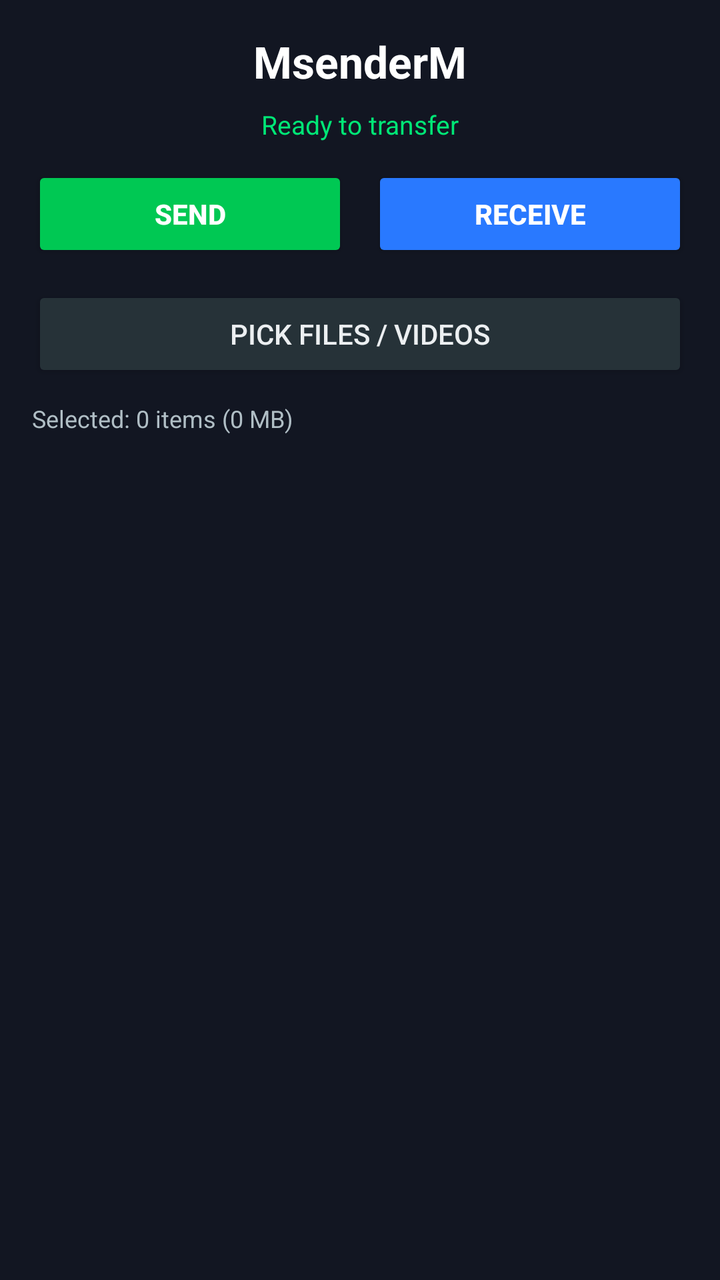
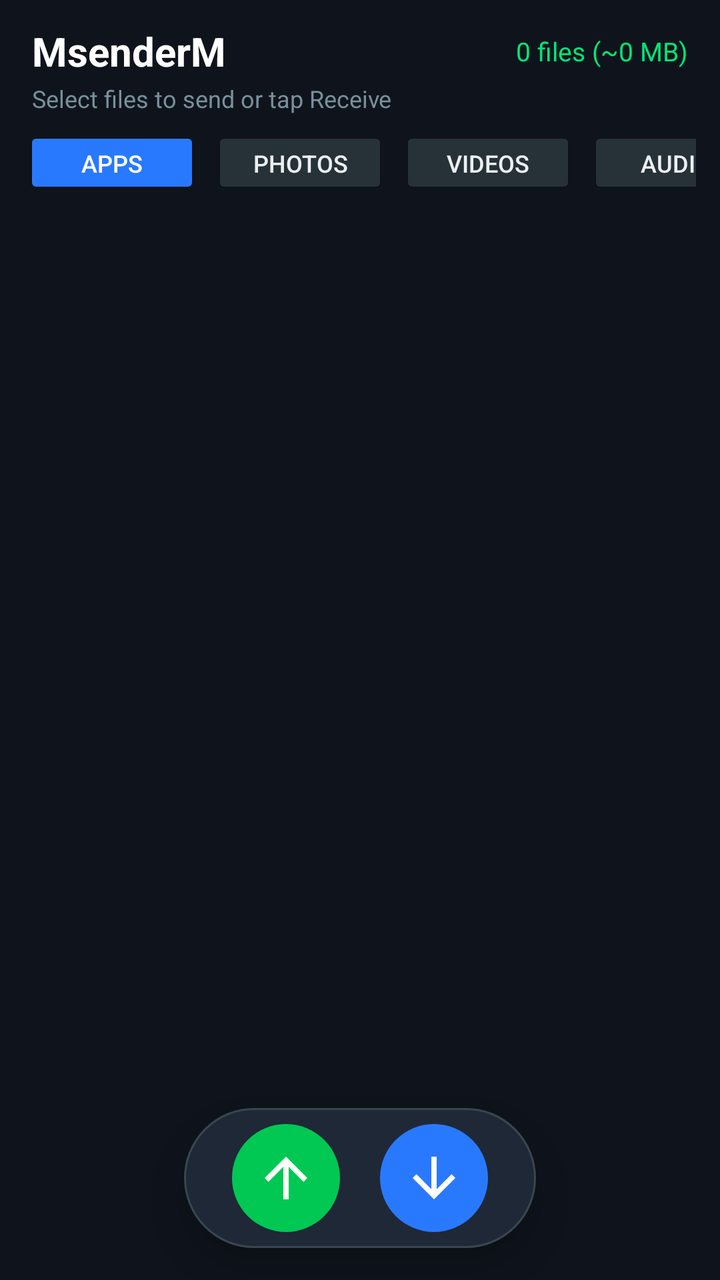

Before-and-after screenshots of an Android layout around one commit, followed by the original layout XML and the change that was made.
<!-- AndroidManifest.xml: application theme Theme.AppCompat.Light.NoActionBar -->
<!-- res/layout/activity_main.xml -->
<?xml version="1.0" encoding="utf-8"?>
<LinearLayout xmlns:android="http://schemas.android.com/apk/res/android"
    android:layout_width="match_parent"
    android:layout_height="match_parent"
    android:orientation="vertical"
    android:background="#121622"
    android:padding="16dp">

    <TextView
        android:id="@+id/tvAppTitle"
        android:layout_width="wrap_content"
        android:layout_height="wrap_content"
        android:text="MsenderM"
        android:textColor="#FFFFFF"
        android:textSize="22sp"
        android:textStyle="bold"
        android:layout_gravity="center"
        android:layout_marginBottom="8dp" />

    <TextView
        android:id="@+id/tvStatus"
        android:layout_width="match_parent"
        android:layout_height="wrap_content"
        android:text="Ready to transfer"
        android:textColor="#00E676"
        android:textSize="13sp"
        android:gravity="center"
        android:layout_marginBottom="12dp" />

    <LinearLayout
        android:layout_width="match_parent"
        android:layout_height="wrap_content"
        android:orientation="horizontal"
        android:weightSum="2"
        android:layout_marginBottom="12dp">

        <Button
            android:id="@+id/btnSend"
            android:layout_width="0dp"
            android:layout_height="wrap_content"
            android:layout_weight="1"
            android:text="SEND"
            android:textStyle="bold"
            android:backgroundTint="#00C853"
            android:textColor="#FFFFFF"
            android:layout_marginEnd="6dp" />

        <Button
            android:id="@+id/btnReceive"
            android:layout_width="0dp"
            android:layout_height="wrap_content"
            android:layout_weight="1"
            android:text="RECEIVE"
            android:textStyle="bold"
            android:backgroundTint="#2979FF"
            android:textColor="#FFFFFF"
            android:layout_marginStart="6dp" />
    </LinearLayout>

    <Button
        android:id="@+id/btnPickCustomFile"
        android:layout_width="match_parent"
        android:layout_height="wrap_content"
        android:text="PICK FILES / VIDEOS"
        android:backgroundTint="#263238"
        android:textColor="#ECEFF1"
        android:layout_marginBottom="10dp" />

    
    <LinearLayout
        android:id="@+id/progressContainer"
        android:layout_width="match_parent"
        android:layout_height="wrap_content"
        android:orientation="vertical"
        android:background="#1C2333"
        android:padding="12dp"
        android:visibility="gone"
        android:layout_marginBottom="10dp">

        <TextView
            android:id="@+id/tvCurrentTransferFile"
            android:layout_width="match_parent"
            android:layout_height="wrap_content"
            android:text="Sending file..."
            android:textColor="#FFFFFF"
            android:textSize="14sp"
            android:singleLine="true" />

        <ProgressBar
            android:id="@+id/transferProgressBar"
            style="@android:style/Widget.ProgressBar.Horizontal"
            android:layout_width="match_parent"
            android:layout_height="8dp"
            android:layout_marginTop="8dp"
            android:layout_marginBottom="8dp" />

        <LinearLayout
            android:layout_width="match_parent"
            android:layout_height="wrap_content"
            android:orientation="horizontal">

            <TextView
                android:id="@+id/tvTransferSpeed"
                android:layout_width="0dp"
                android:layout_height="wrap_content"
                android:layout_weight="1"
                android:text="0.0 MB/s"
                android:textColor="#90CAF9"
                android:textSize="12sp" />

            <TextView
                android:id="@+id/tvTransferPercent"
                android:layout_width="wrap_content"
                android:layout_height="wrap_content"
                android:text="0%"
                android:textColor="#90CAF9"
                android:textSize="12sp" />
        </LinearLayout>
    </LinearLayout>

    
    <LinearLayout
        android:id="@+id/qrContainer"
        android:layout_width="match_parent"
        android:layout_height="wrap_content"
        android:orientation="vertical"
        android:gravity="center"
        android:background="#1C2333"
        android:padding="12dp"
        android:visibility="gone"
        android:layout_marginBottom="10dp">

        <TextView
            android:id="@+id/tvQrTitle"
            android:layout_width="wrap_content"
            android:layout_height="wrap_content"
            android:text="Receiver: Scan QR to Connect"
            android:textColor="#FFFFFF"
            android:textSize="13sp"
            android:layout_marginBottom="8dp" />

        <ImageView
            android:id="@+id/ivQrCode"
            android:layout_width="200dp"
            android:layout_height="200dp"
            android:background="#FFFFFF"
            android:padding="8dp" />
    </LinearLayout>

    <TextView
        android:id="@+id/tvSelectedCount"
        android:layout_width="match_parent"
        android:layout_height="wrap_content"
        android:text="Selected: 0 items (0 MB)"
        android:textColor="#B0BEC5"
        android:textSize="12sp"
        android:layout_marginBottom="6dp" />

    <ListView
        android:id="@+id/lvApps"
        android:layout_width="match_parent"
        android:layout_height="0dp"
        android:layout_weight="1"
        android:choiceMode="multipleChoice"
        android:divider="#263238"
        android:dividerHeight="1dp" />

</LinearLayout>
<!-- resources referenced by this layout -->
<resources>

</resources>

<!-- the commit's change to res/layout/activity_main.xml (unified diff, before → after) -->
@@ -1,109 +1,159 @@
 <?xml version="1.0" encoding="utf-8"?>
-<LinearLayout xmlns:android="http://schemas.android.com/apk/res/android"
+<RelativeLayout xmlns:android="http://schemas.android.com/apk/res/android"
+    xmlns:app="http://schemas.android.com/apk/res-auto"
     android:layout_width="match_parent"
     android:layout_height="match_parent"
-    android:orientation="vertical"
-    android:background="#121622"
-    android:padding="16dp">
-
-    <TextView
-        android:id="@+id/tvAppTitle"
-        android:layout_width="wrap_content"
-        android:layout_height="wrap_content"
-        android:text="MsenderM"
-        android:textColor="#FFFFFF"
-        android:textSize="22sp"
-        android:textStyle="bold"
-        android:layout_gravity="center"
-        android:layout_marginBottom="8dp" />
-
-    <TextView
-        android:id="@+id/tvStatus"
-        android:layout_width="match_parent"
-        android:layout_height="wrap_content"
-        android:text="Ready to transfer"
-        android:textColor="#00E676"
-        android:textSize="13sp"
-        android:gravity="center"
-        android:layout_marginBottom="12dp" />
-
-    <LinearLayout
-        android:layout_width="match_parent"
-        android:layout_height="wrap_content"
-        android:orientation="horizontal"
-        android:weightSum="2"
-        android:layout_marginBottom="12dp">
-
-        <Button
-            android:id="@+id/btnSend"
-            android:layout_width="0dp"
-            android:layout_height="wrap_content"
-            android:layout_weight="1"
-            android:text="SEND"
-            android:textStyle="bold"
-            android:backgroundTint="#00C853"
-            android:textColor="#FFFFFF"
-            android:layout_marginEnd="6dp" />
-
-        <Button
-            android:id="@+id/btnReceive"
-            android:layout_width="0dp"
-            android:layout_height="wrap_content"
-            android:layout_weight="1"
-            android:text="RECEIVE"
-            android:textStyle="bold"
-            android:backgroundTint="#2979FF"
-            android:textColor="#FFFFFF"
-            android:layout_marginStart="6dp" />
-    </LinearLayout>
-
-    <Button
-        android:id="@+id/btnPickCustomFile"
-        android:layout_width="match_parent"
-        android:layout_height="wrap_content"
-        android:text="PICK FILES / VIDEOS"
-        android:backgroundTint="#263238"
-        android:textColor="#ECEFF1"
-        android:layout_marginBottom="10dp" />
+    android:background="#0F141C">
+
+    
+    <LinearLayout
+        android:id="@+id/topBar"
+        android:layout_width="match_parent"
+        android:layout_height="wrap_content"
+        android:orientation="vertical"
+        android:paddingStart="16dp"
+        android:paddingEnd="16dp"
+        android:paddingTop="12dp"
+        android:paddingBottom="6dp">
+
+        <RelativeLayout
+            android:layout_width="match_parent"
+            android:layout_height="wrap_content">
+
+            <TextView
+                android:id="@+id/tvAppTitle"
+                android:layout_width="wrap_content"
+                android:layout_height="wrap_content"
+                android:text="MsenderM"
+                android:textColor="#FFFFFF"
+                android:textSize="20sp"
+                android:textStyle="bold" />
+
+            <TextView
+                android:id="@+id/tvSelectedCount"
+                android:layout_width="wrap_content"
+                android:layout_height="wrap_content"
+                android:layout_alignParentEnd="true"
+                android:layout_centerVertical="true"
+                android:text="0 files (~0 MB)"
+                android:textColor="#00E676"
+                android:textSize="13sp" />
+        </RelativeLayout>
+
+        <TextView
+            android:id="@+id/tvStatus"
+            android:layout_width="match_parent"
+            android:layout_height="wrap_content"
+            android:text="Select files to send or tap Receive"
+            android:textColor="#78909C"
+            android:textSize="12sp"
+            android:layout_marginTop="2dp" />
+    </LinearLayout>
+
+    
+    <HorizontalScrollView
+        android:id="@+id/tabScroll"
+        android:layout_width="match_parent"
+        android:layout_height="wrap_content"
+        android:layout_below="@id/topBar"
+        android:scrollbars="none"
+        android:paddingStart="12dp"
+        android:paddingEnd="12dp"
+        android:layout_marginBottom="6dp">
+
+        <LinearLayout
+            android:layout_width="wrap_content"
+            android:layout_height="wrap_content"
+            android:orientation="horizontal">
+
+            <Button
+                android:id="@+id/tabApps"
+                android:layout_width="wrap_content"
+                android:layout_height="36dp"
+                android:text="APPS"
+                android:textSize="12sp"
+                android:textColor="#FFFFFF"
+                android:backgroundTint="#2979FF"
+                android:layout_marginEnd="6dp" />
+
+            <Button
+                android:id="@+id/tabImages"
+                android:layout_width="wrap_content"
+                android:layout_height="36dp"
+                android:text="PHOTOS"
+                android:textSize="12sp"
+                android:textColor="#ECEFF1"
+                android:backgroundTint="#263238"
+                android:layout_marginEnd="6dp" />
+
+            <Button
+                android:id="@+id/tabVideos"
+                android:layout_width="wrap_content"
+                android:layout_height="36dp"
+                android:text="VIDEOS"
+                android:textSize="12sp"
+                android:textColor="#ECEFF1"
+                android:backgroundTint="#263238"
+                android:layout_marginEnd="6dp" />
+
+            <Button
+                android:id="@+id/tabAudio"
+                android:layout_width="wrap_content"
+                android:layout_height="36dp"
+                android:text="AUDIO"
+                android:textSize="12sp"
+                android:textColor="#ECEFF1"
+                android:backgroundTint="#263238"
+                android:layout_marginEnd="6dp" />
+
+            <Button
+                android:id="@+id/tabDocs"
+                android:layout_width="wrap_content"
+                android:layout_height="36dp"
+                android:text="DOCS"
+                android:textSize="12sp"
+                android:textColor="#ECEFF1"
+                android:backgroundTint="#263238" />
+        </LinearLayout>
+    </HorizontalScrollView>
 
     
     <LinearLayout
         android:id="@+id/progressContainer"
         android:layout_width="match_parent"
         android:layout_height="wrap_content"
+        android:layout_below="@id/tabScroll"
         android:orientation="vertical"
         android:background="#1C2333"
         android:padding="12dp"
-        android:visibility="gone"
-        android:layout_marginBottom="10dp">
+        android:layout_margin="12dp"
+        android:visibility="gone">
 
         <TextView
             android:id="@+id/tvCurrentTransferFile"
             android:layout_width="match_parent"
             android:layout_height="wrap_content"
-            android:text="Sending file..."
+            android:text="Sending..."
             android:textColor="#FFFFFF"
-            android:textSize="14sp"
+            android:textSize="13sp"
             android:singleLine="true" />
 
         <ProgressBar
             android:id="@+id/transferProgressBar"
             style="@android:style/Widget.ProgressBar.Horizontal"
             android:layout_width="match_parent"
-            android:layout_height="8dp"
-            android:layout_marginTop="8dp"
-            android:layout_marginBottom="8dp" />
-
-        <LinearLayout
-            android:layout_width="match_parent"
-            android:layout_height="wrap_content"
-            android:orientation="horizontal">
+            android:layout_height="6dp"
+            android:layout_marginTop="6dp"
+            android:layout_marginBottom="6dp" />
+
+        <RelativeLayout
+            android:layout_width="match_parent"
+            android:layout_height="wrap_content">
 
             <TextView
                 android:id="@+id/tvTransferSpeed"
-                android:layout_width="0dp"
-                android:layout_height="wrap_content"
-                android:layout_weight="1"
+                android:layout_width="wrap_content"
+                android:layout_height="wrap_content"
                 android:text="0.0 MB/s"
                 android:textColor="#90CAF9"
                 android:textSize="12sp" />
@@ -112,57 +162,98 @@
                 android:id="@+id/tvTransferPercent"
                 android:layout_width="wrap_content"
                 android:layout_height="wrap_content"
+                android:layout_alignParentEnd="true"
                 android:text="0%"
                 android:textColor="#90CAF9"
                 android:textSize="12sp" />
-        </LinearLayout>
+        </RelativeLayout>
     </LinearLayout>
 
     
     <LinearLayout
         android:id="@+id/qrContainer"
-        android:layout_width="match_parent"
-        android:layout_height="wrap_content"
+        android:layout_width="wrap_content"
+        android:layout_height="wrap_content"
+        android:layout_centerInParent="true"
         android:orientation="vertical"
         android:gravity="center"
         android:background="#1C2333"
-        android:padding="12dp"
-        android:visibility="gone"
-        android:layout_marginBottom="10dp">
+        android:padding="16dp"
+        android:elevation="10dp"
+        android:visibility="gone">
 
         <TextView
             android:id="@+id/tvQrTitle"
             android:layout_width="wrap_content"
             android:layout_height="wrap_content"
-            android:text="Receiver: Scan QR to Connect"
+            android:text="Scan to Connect"
             android:textColor="#FFFFFF"
-            android:textSize="13sp"
+            android:textSize="14sp"
             android:layout_marginBottom="8dp" />
 
         <ImageView
             android:id="@+id/ivQrCode"
-            android:layout_width="200dp"
-            android:layout_height="200dp"
+            android:layout_width="220dp"
+            android:layout_height="220dp"
             android:background="#FFFFFF"
             android:padding="8dp" />
-    </LinearLayout>
-
-    <TextView
-        android:id="@+id/tvSelectedCount"
-        android:layout_width="match_parent"
-        android:layout_height="wrap_content"
-        android:text="Selected: 0 items (0 MB)"
-        android:textColor="#B0BEC5"
-        android:textSize="12sp"
-        android:layout_marginBottom="6dp" />
-
+
+        <Button
+            android:id="@+id/btnCloseQr"
+            android:layout_width="wrap_content"
+            android:layout_height="36dp"
+            android:text="Close"
+            android:textSize="11sp"
+            android:textColor="#CFD8DC"
+            android:backgroundTint="#37474F"
+            android:layout_marginTop="8dp" />
+    </LinearLayout>
+
+    
     <ListView
-        android:id="@+id/lvApps"
-        android:layout_width="match_parent"
-        android:layout_height="0dp"
-        android:layout_weight="1"
-        android:choiceMode="multipleChoice"
-        android:divider="#263238"
+        android:id="@+id/lvContent"
+        android:layout_width="match_parent"
+        android:layout_height="match_parent"
+        android:layout_below="@id/progressContainer"
+        android:layout_above="@id/bottomBar"
+        android:divider="#1E2633"
         android:dividerHeight="1dp" />
 
-</LinearLayout>
+    
+    <LinearLayout
+        android:id="@+id/bottomBar"
+        android:layout_width="wrap_content"
+        android:layout_height="wrap_content"
+        android:layout_alignParentBottom="true"
+        android:layout_centerHorizontal="true"
+        android:orientation="horizontal"
+        android:gravity="center"
+        android:background="@drawable/bg_bottom_bar"
+        android:paddingStart="24dp"
+        android:paddingEnd="24dp"
+        android:paddingTop="8dp"
+        android:paddingBottom="8dp"
+        android:layout_marginBottom="16dp"
+        android:elevation="8dp">
+
+        
+        <ImageButton
+            android:id="@+id/btnSend"
+            android:layout_width="54dp"
+            android:layout_height="54dp"
+            android:src="@drawable/ic_send_arrow"
+            android:background="@drawable/bg_circle_send"
+            android:contentDescription="Send"
+            android:layout_marginEnd="20dp" />
+
+        
+        <ImageButton
+            android:id="@+id/btnReceive"
+            android:layout_width="54dp"
+            android:layout_height="54dp"
+            android:src="@drawable/ic_receive_arrow"
+            android:background="@drawable/bg_circle_receive"
+            android:contentDescription="Receive" />
+    </LinearLayout>
+
+</RelativeLayout>
<!-- resource entries referenced after the edit -->
@@ -1,5 +1,54 @@
 <!-- resources referenced by this layout -->
 <resources>
-
+  <!-- drawable bg_bottom_bar (drawable) -->
+  <?xml version="1.0" encoding="utf-8"?>
+  <shape xmlns:android="http://schemas.android.com/apk/res/android"
+      android:shape="rectangle">
+      <solid android:color="#1F2836" />
+      <corners android:radius="36dp" />
+      <stroke android:width="1dp" android:color="#37474F" />
+  </shape>
+  <!-- drawable bg_circle_receive (drawable) -->
+  <?xml version="1.0" encoding="utf-8"?>
+  <ripple xmlns:android="http://schemas.android.com/apk/res/android"
+      android:color="#80FFFFFF">
+      <item>
+          <shape android:shape="oval">
+              <solid android:color="#2979FF" />
+              <size android:width="64dp" android:height="64dp" />
+          </shape>
+      </item>
+  </ripple>
+  <!-- drawable bg_circle_send (drawable) -->
+  <?xml version="1.0" encoding="utf-8"?>
+  <ripple xmlns:android="http://schemas.android.com/apk/res/android"
+      android:color="#80FFFFFF">
+      <item>
+          <shape android:shape="oval">
+              <solid android:color="#00C853" />
+              <size android:width="64dp" android:height="64dp" />
+          </shape>
+      </item>
+  </ripple>
+  <!-- drawable ic_receive_arrow (drawable) -->
+  <vector xmlns:android="http://schemas.android.com/apk/res/android"
+      android:width="32dp"
+      android:height="32dp"
+      android:viewportWidth="24"
+      android:viewportHeight="24">
+    <path
+        android:fillColor="#FFFFFFFF"
+        android:pathData="M20,12l-1.41,-1.41L13,16.17V4h-2v12.17l-5.58,-5.59L4,12l8,8 8,-8z"/>
+  </vector>
+  <!-- drawable ic_send_arrow (drawable) -->
+  <vector xmlns:android="http://schemas.android.com/apk/res/android"
+      android:width="32dp"
+      android:height="32dp"
+      android:viewportWidth="24"
+      android:viewportHeight="24">
+    <path
+        android:fillColor="#FFFFFFFF"
+        android:pathData="M4,12l1.41,1.41L11,7.83V20h2V7.83l5.58,5.59L20,12l-8,-8 -8,8z"/>
+  </vector>
 </resources>
 
